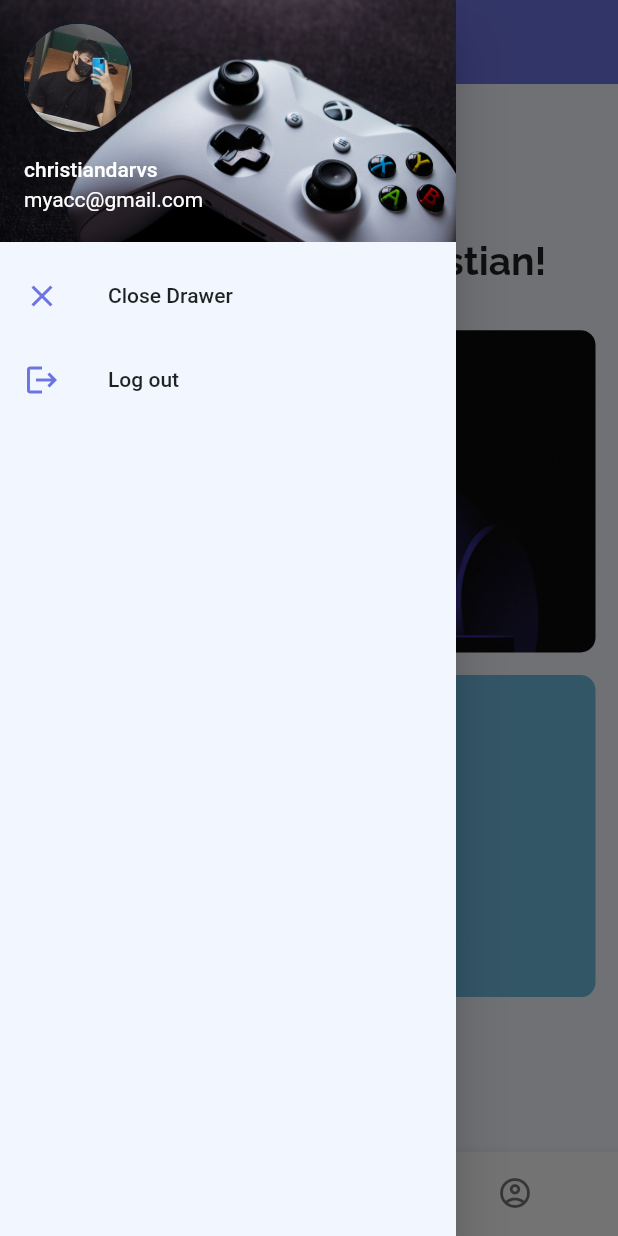
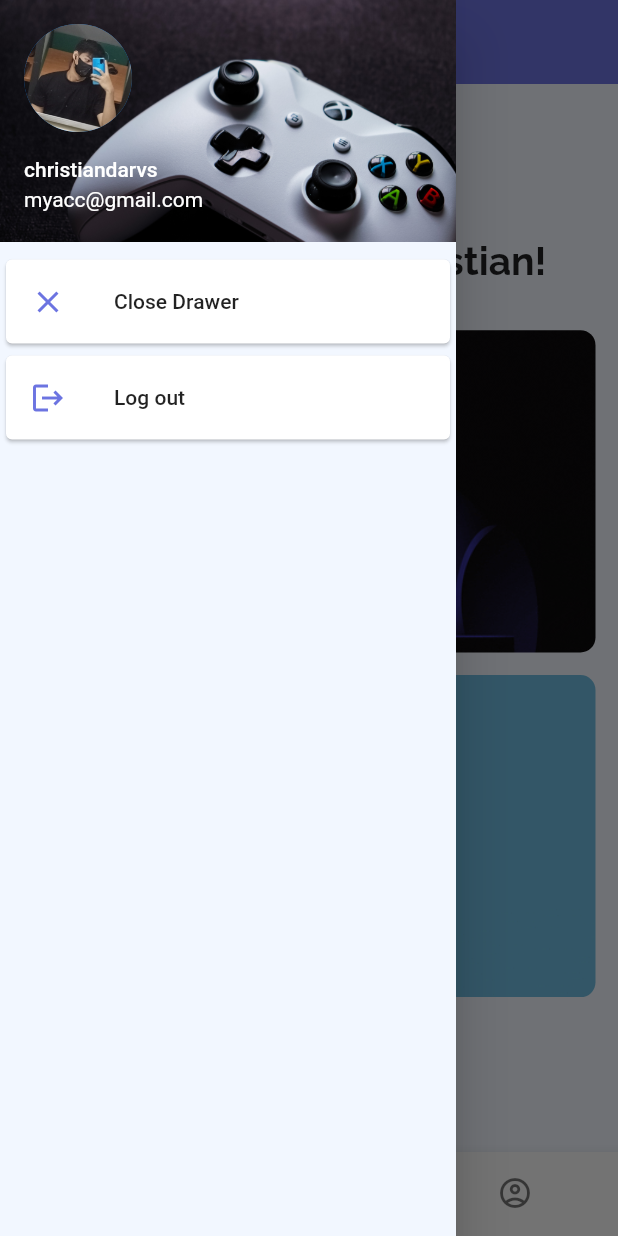
Before and after one commit to christiandarvs/Progress_Status, a Flutter app: the HomePage screen opened directly, with the side drawer open, on a phone screen of 412 x 824 dp. Run offline on Flutter 3.47's test engine with Material 2 defaults, Android fonts, the phone set to English and light mode, and no system bars; our stand-ins replace google_fonts.

Commit message:
change drawer listtile

```diff
--- a/lib/homepage.dart
+++ b/lib/homepage.dart
@@ -38,7 +38,8 @@ class _HomePageState extends State<HomePage> {
                       backgroundImage: AssetImage('images/dp.jpg')),
                   accountName: Text('christiandarvs'),
                   accountEmail: Text('myacc@gmail.com')),
-              ListTile(
+              Card(
+                child: ListTile(
                   onTap: () {
                     Navigator.pop(context);
                   },
@@ -46,7 +47,9 @@ class _HomePageState extends State<HomePage> {
                   title: const Text('Close Drawer'),
                   leading: const Icon(Icons.close),
                 ),
-              ListTile(
+              ),
+              Card(
+                child: ListTile(
                   onTap: () {
                     Navigator.push(context,
                         MaterialPageRoute(builder: ((context) {
@@ -63,6 +66,7 @@ class _HomePageState extends State<HomePage> {
                   leading: const Icon(
                     Icons.logout,
                     color: Color(0Xff6C74E1),
+                  ),
                 ),
               )
             ],
```
Lines whose indentation alone changed are shown as unchanged.
